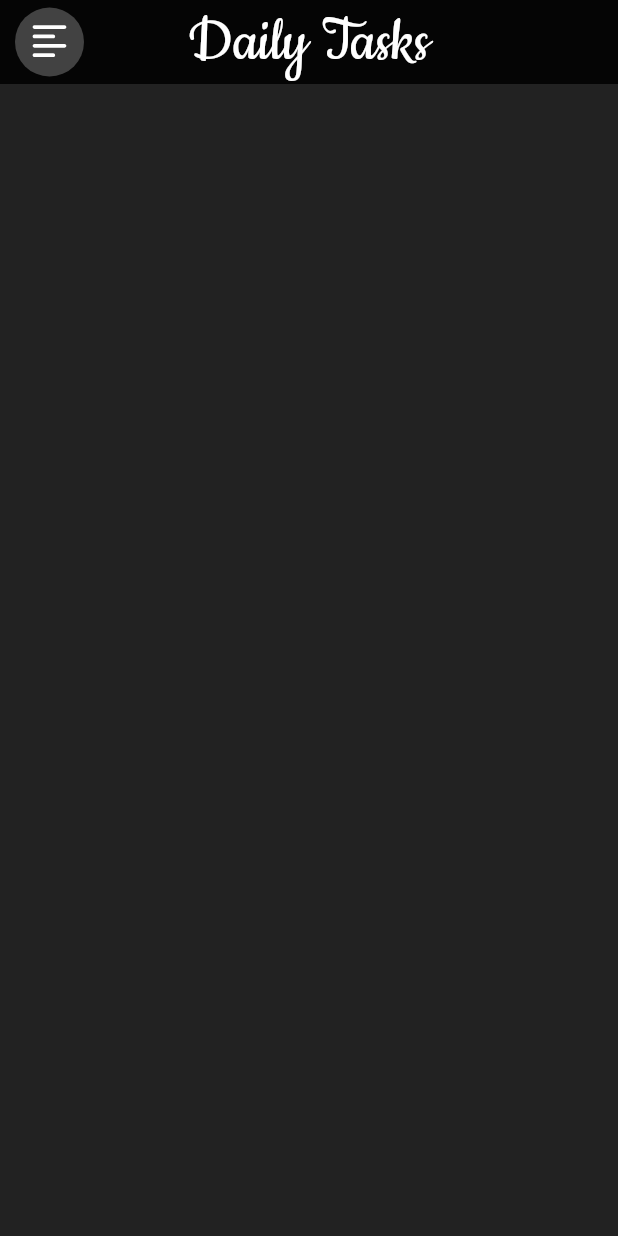
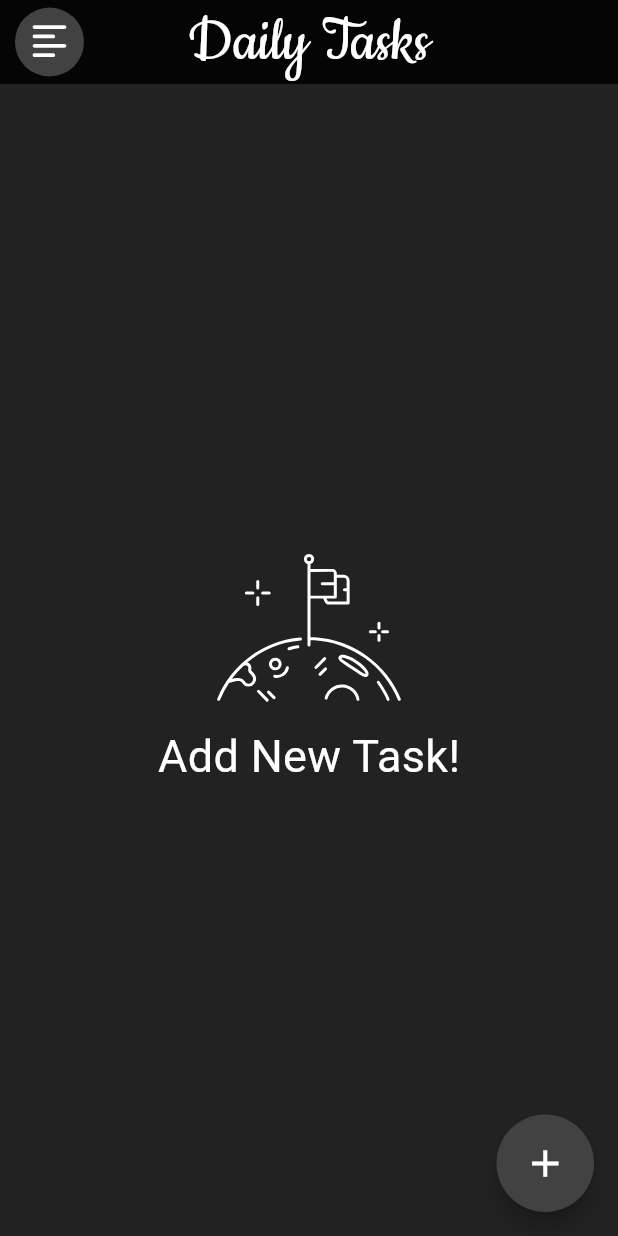
Before and after one commit to unclegenson/Daily_tasks_GetX, a Flutter app: the screen it shows after launch, on a phone screen of 412 x 824 dp. Run offline on Flutter 3.47's test engine with Material 3 defaults, Android fonts, the light colour scheme and no system bars; our stand-ins replace flutter_svg, get.

Commit message:
design home screen

```diff
--- a/lib/screens/home.dart
+++ b/lib/screens/home.dart
@@ -1,6 +1,7 @@
 import 'package:daily_tasks_getx/screens/drawer_screen.dart';
+import 'package:daily_tasks_getx/widgets/widgets.dart';
 import 'package:flutter/material.dart';
-import 'package:flutter/services.dart';
+import 'package:flutter_staggered_grid_view/flutter_staggered_grid_view.dart';
 import 'package:flutter_svg/svg.dart';
 
 class Home extends StatelessWidget {
@@ -9,6 +10,11 @@ class Home extends StatelessWidget {
   @override
   Widget build(BuildContext context) {
     return const Scaffold(
+      floatingActionButton: SizedBox(
+        height: 65,
+        width: 65,
+        child: FAB(),
+      ),
       drawer: SafeArea(
         child: DrawerWidget(),
       ),
@@ -18,69 +24,92 @@ class Home extends StatelessWidget {
         svgIcon: 'assets/ham3.svg',
         fontSize: 46,
       ),
+      body: HomeBody(),
     );
   }
 }
 
-class AppBarWidget extends StatelessWidget implements PreferredSizeWidget {
-  const AppBarWidget({
+class HomeBody extends StatelessWidget {
+  const HomeBody({
     super.key,
-    required this.titleText,
-    required this.fontSize,
-    required this.svgIcon,
   });
-  final String titleText;
-  final double fontSize;
-  final String svgIcon;
 
   @override
   Widget build(BuildContext context) {
-    return AppBar(
-      systemOverlayStyle: const SystemUiOverlayStyle(
-        systemNavigationBarColor: Colors.black,
-        statusBarColor: Colors.black,
-      ),
-      titleSpacing: 10,
-      leading: Builder(
-        builder: (context) {
-          return InkWell(
-            onTap: () {
-              Scaffold.of(context).openDrawer();
-            },
-            child: Padding(
-              padding: const EdgeInsets.only(left: 10, right: 0),
-              child: Container(
-                decoration: BoxDecoration(
-                  shape: BoxShape.circle,
-                  color: Colors.grey[800],
+    return Center(
+      child: true
+          ? Column(
+              mainAxisAlignment: MainAxisAlignment.center,
+              children: [
+                SvgPicture.asset(
+                  'assets/ast.svg',
+                  colorFilter:
+                      const ColorFilter.mode(Colors.white, BlendMode.srcATop),
                 ),
-                child: Padding(
-                  padding: const EdgeInsets.all(8.0),
-                  child: SvgPicture.asset(
-                    svgIcon,
-                    colorFilter: const ColorFilter.mode(
-                      Colors.white,
-                      BlendMode.srcATop,
+                const Text(
+                  'Add New Task!',
+                  style: TextStyle(color: Colors.white, fontSize: 30),
+                )
+              ],
+            )
+          : Padding(
+              padding: const EdgeInsets.only(top: 8, left: 16, right: 16),
+              child: CustomScrollView(
+                slivers: [
+                  SliverGrid(
+                    delegate: SliverChildBuilderDelegate(
+                      (context, index) {
+                        return Container(
+                          decoration: BoxDecoration(
+                            color: Colors.red,
+                            borderRadius: BorderRadius.circular(10),
+                          ),
+                        );
+                      },
+                      childCount: 10,
+                    ),
+                    gridDelegate: SliverQuiltedGridDelegate(
+                      crossAxisCount: 2,
+                      mainAxisSpacing: 7,
+                      crossAxisSpacing: 7,
+                      repeatPattern: QuiltedGridRepeatPattern.inverted,
+                      pattern: const [
+                        QuiltedGridTile(1, 1),
+                        QuiltedGridTile(1, 1),
+                        QuiltedGridTile(1, 2),
+                        QuiltedGridTile(2, 1),
+                        QuiltedGridTile(1, 1),
+                        QuiltedGridTile(1, 1),
+                      ],
                     ),
                   ),
-                ),
+                ],
               ),
             ),
-          );
-        },
-      ),
-      elevation: 0,
-      toolbarHeight: 70,
-      centerTitle: true,
-      backgroundColor: Colors.black87,
-      title: Text(
-        titleText,
-        style: TextStyle(
-            fontSize: fontSize, fontFamily: 'title', color: Colors.white),
+    );
+  }
+}
+
+class FAB extends StatelessWidget {
+  const FAB({
+    super.key,
+  });
+
+  @override
+  Widget build(BuildContext context) {
+    return FloatingActionButton(
+      shape: const CircleBorder(),
+      onPressed: () {},
+      backgroundColor: Colors.grey[800],
+      child: const SizedBox(
+        height: 35,
+        width: 35,
+        child: Icon(
+          Icons.add,
+          color: Colors.white,
+          size: 30,
+        ),
       ),
     );
   }
-
-  @override
-  Size get preferredSize => const Size.fromHeight(kToolbarHeight);
 }
--- /dev/null
+++ b/lib/widgets/widgets.dart
@@ -0,0 +1,66 @@
+import 'package:flutter/material.dart';
+import 'package:flutter/services.dart';
+import 'package:flutter_svg/svg.dart';
+
+class AppBarWidget extends StatelessWidget implements PreferredSizeWidget {
+  const AppBarWidget({
+    super.key,
+    required this.titleText,
+    required this.fontSize,
+    required this.svgIcon,
+  });
+  final String titleText;
+  final double fontSize;
+  final String svgIcon;
+
+  @override
+  Widget build(BuildContext context) {
+    return AppBar(
+      systemOverlayStyle: const SystemUiOverlayStyle(
+        systemNavigationBarColor: Colors.black,
+        statusBarColor: Colors.black,
+      ),
+      titleSpacing: 10,
+      leading: Builder(
+        builder: (context) {
+          return InkWell(
+            onTap: () {
+              Scaffold.of(context).openDrawer();
+            },
+            child: Padding(
+              padding: const EdgeInsets.only(left: 10, right: 0),
+              child: Container(
+                decoration: BoxDecoration(
+                  shape: BoxShape.circle,
+                  color: Colors.grey[800],
+                ),
+                child: Padding(
+                  padding: const EdgeInsets.all(8.0),
+                  child: SvgPicture.asset(
+                    svgIcon,
+                    colorFilter: const ColorFilter.mode(
+                      Colors.white,
+                      BlendMode.srcATop,
+                    ),
+                  ),
+                ),
+              ),
+            ),
+          );
+        },
+      ),
+      elevation: 0,
+      toolbarHeight: 70,
+      centerTitle: true,
+      backgroundColor: Colors.black87,
+      title: Text(
+        titleText,
+        style: TextStyle(
+            fontSize: fontSize, fontFamily: 'title', color: Colors.white),
+      ),
+    );
+  }
+
+  @override
+  Size get preferredSize => const Size.fromHeight(kToolbarHeight);
+}
```
